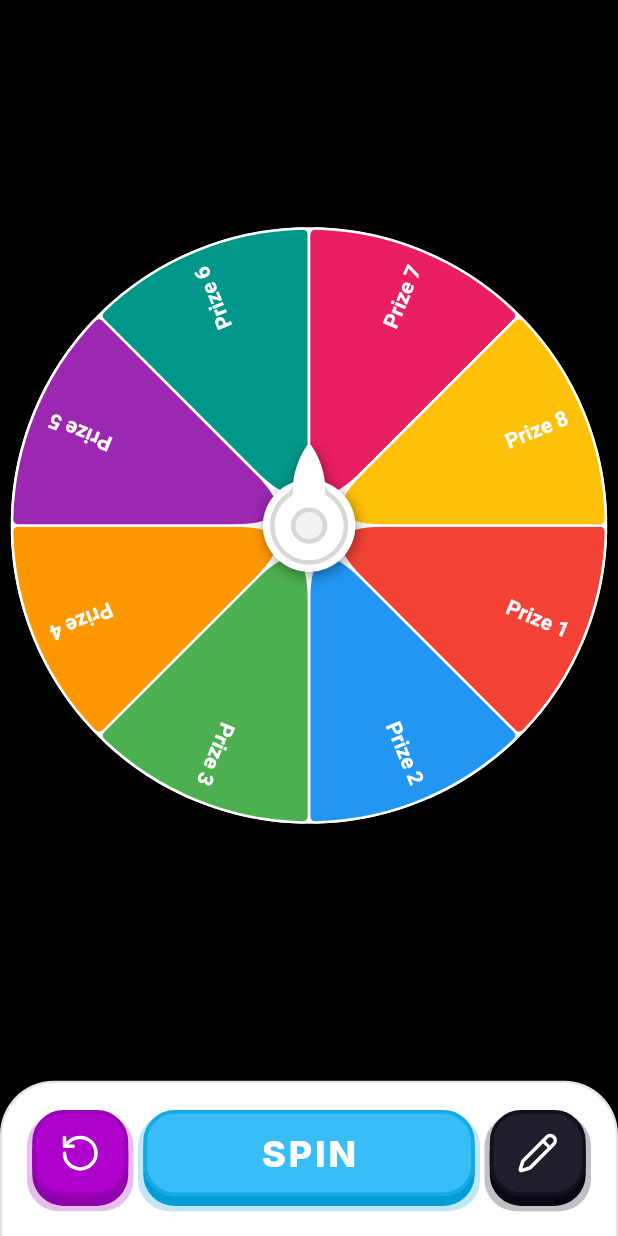
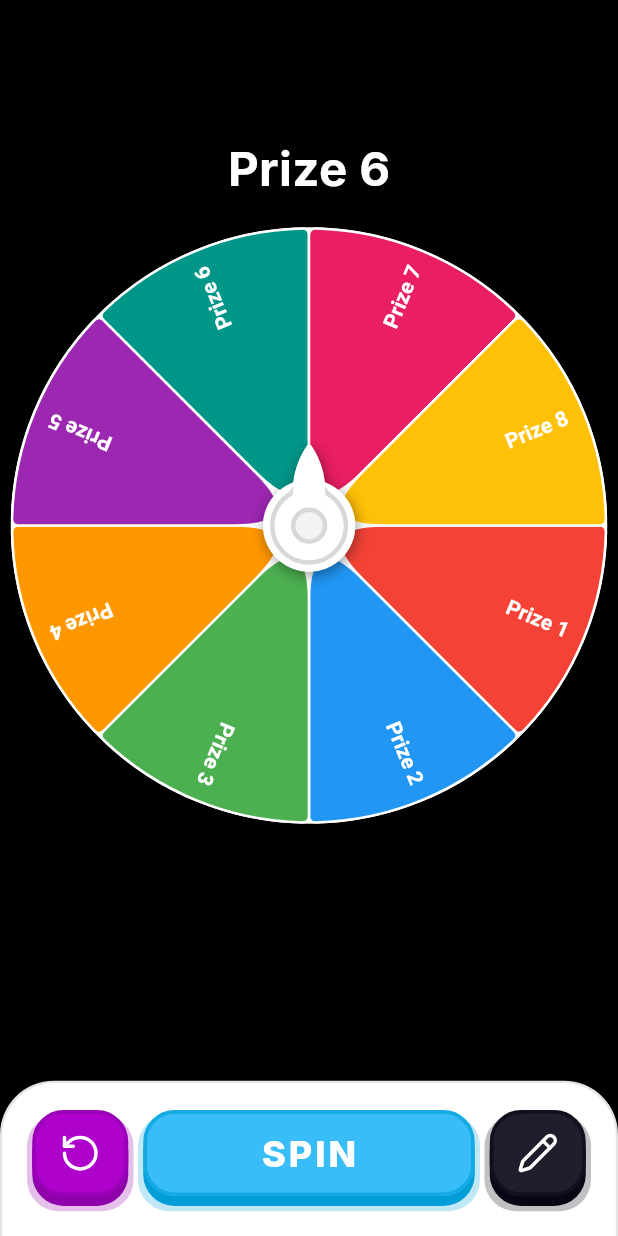
Before and after one commit to dmalcaruiz/roulette, a Flutter app: the screen it shows after launch, on a phone screen of 412 x 824 dp. Run offline on Flutter 3.47's test engine with Material 3 defaults, Android fonts, the phone set to English and light mode, and no system bars; our stand-ins replace audioplayers, file_picker, flutter_svg, google_fonts, lucide_icons, shared_preferences; missing offline and left inert: flex_color_picker, snapping_sheet.

Commit message:
Fix segment header

```diff
--- a/lib/main.dart
+++ b/lib/main.dart
@@ -184,7 +184,7 @@ class WheelDemo extends StatefulWidget {
 
 class _WheelDemoState extends State<WheelDemo> {
   Color _backgroundColor = Colors.black;
-  Color _textColor = Colors.black;
+  Color _textColor = Colors.white;
   Color _overlayColor = Colors.black;
   final WheelManager _wheelManager = WheelManager();
   List<WheelConfig> _savedWheels = [];
--- a/lib/spinning_wheel.dart
+++ b/lib/spinning_wheel.dart
@@ -42,7 +42,7 @@ class SpinningWheel extends StatefulWidget {
     this.centerMarkerSize = 200.0,
     this.spinIntensity = 0.5,
     this.isRandomIntensity = true,
-    this.headerTextColor = Colors.black,
+    this.headerTextColor = Colors.white,
     this.overlayColor = Colors.black,
     this.showWinAnimation = true,
     this.headerOpacity = 1.0,
@@ -118,6 +118,9 @@ class SpinningWheelState extends State<SpinningWheel>
 
     // 4. Start image loading
     _startImageLoading();
+
+    // 4b. Set initial segment header based on current rotation (0)
+    _updateCurrentSegment();
 
     // 5. Set up listeners that update painter's mutable fields directly
     _loadingController.addListener(() {
```
